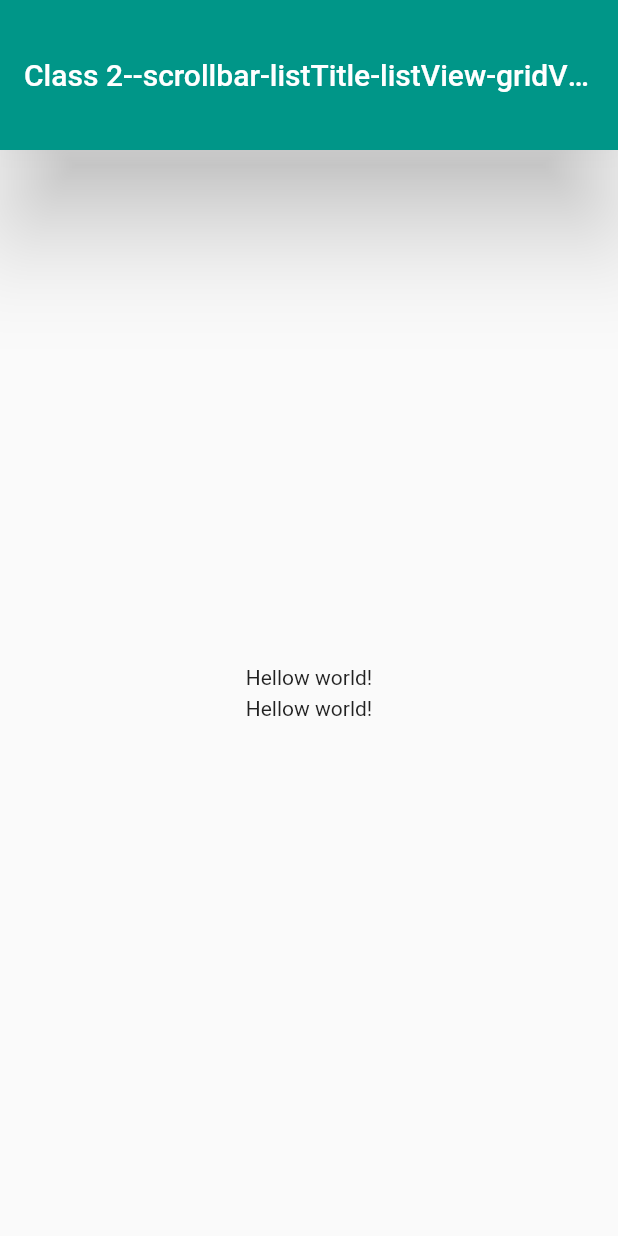
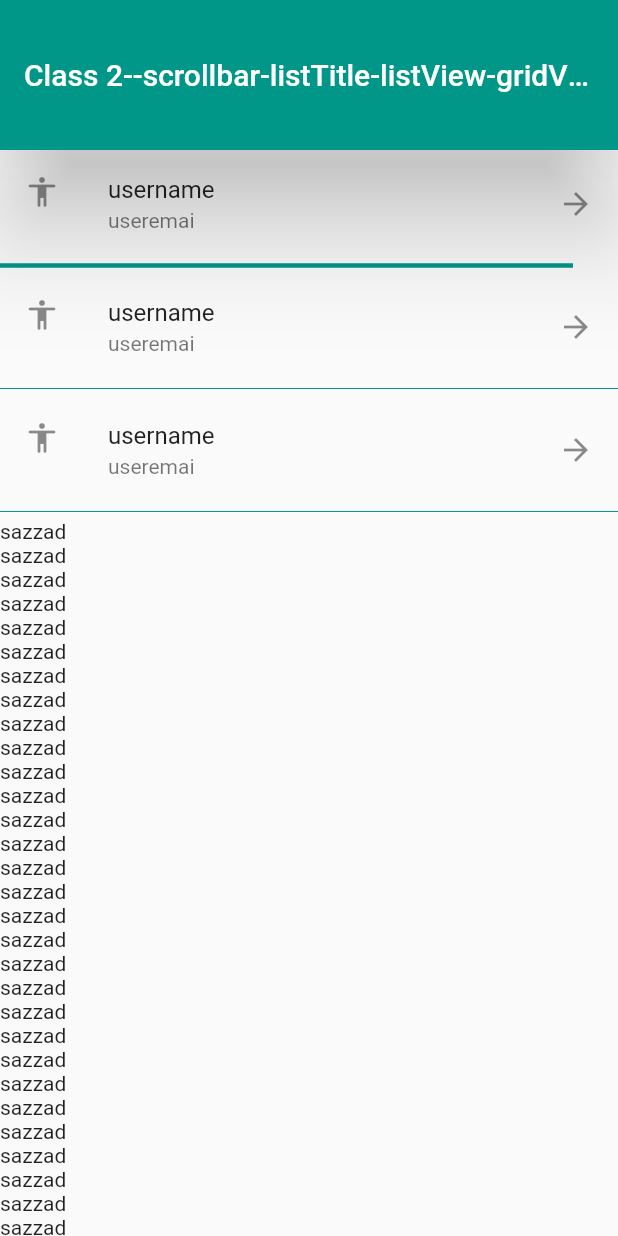
Before and after one commit to Sazzad-Hossain-Sobuj/Ostad_Flutter_Batch_04_Module_5_8, a Flutter app: the screen it shows after launch, on a phone screen of 412 x 824 dp. Run offline on Flutter 3.47's test engine with Material 2 defaults, Android fonts, the phone set to English and light mode, and no system bars; missing offline and left inert: dart:html.

Commit message:
m6 class1 gesturDetector gridView listView scrolba

```diff
--- a/Module_6/module_6_exercises/m6_class1_scollbar_list_tile_listView_gridview_inkwell/lib/home_screen.dart
+++ b/Module_6/module_6_exercises/m6_class1_scollbar_list_tile_listView_gridview_inkwell/lib/home_screen.dart
@@ -14,32 +14,127 @@ class HomeScreen extends StatelessWidget{
         elevation: 30,
       ),
 
-      body: Center(
-        child: Column(
-          mainAxisAlignment: MainAxisAlignment.center,
+      /*body: ListView(
+        scrollDirection: Axis.vertical,
+        children: [
+          Text('sazzad'),
+          Text('sazzad'),
+          Text('sazzad'),
+          Text('sazzad'),
+          Text('sazzad'),
+          Text('sazzad'),
+          Text('sazzad'),
+          Text('sazzad'),
+          Text('sazzad'),
+          Text('sazzad'),
+          Text('sazzad'),
+          Text('sazzad'),
+          Text('sazzad'),
+          Text('sazzad'),
+          Text('sazzad'),
+          Text('sazzad'),
+          Text('sazzad'),
+          Text('sazzad'),
+          Text('sazzad'),
+          Text('sazzad'),
+          Text('sazzad'),
+          Text('sazzad'),
+          Text('sazzad'),
+          Text('sazzad'),
+          Text('sazzad'),
+          Text('sazzad'),
+          Text('sazzad'),
+          Text('sazzad'),
+          Text('sazzad'),
+          Text('sazzad'),
+          Text('sazzad'),
+          Text('sazzad'),
+          Text('sazzad'),
+
+
+
+        ],
+      ),*/
+      body: Scrollbar(
+        thickness: 10,
+        radius: Radius.circular(10),
+        child: ListView(
           children: [
-            GestureDetector(
+            ListTile(
+              title: Text('username'),
+              subtitle: Text('useremai'),
+              leading: Icon(Icons.accessibility_rounded),
+              trailing: Icon(Icons.arrow_forward_outlined),
               onTap: (){
-                print('tapped on hello world');
+                print('list style pressed');
               },
-              onDoubleTap: (){
-                print('double tapped on hello world');
+            ),
+            Divider(
+              height: 10,
+              thickness: 3,
+              color: Colors.teal,
+              endIndent: 30,
+            ),
+            ListTile(
+              title: Text('username'),
+              subtitle: Text('useremai'),
+              leading: Icon(Icons.accessibility_rounded),
+              trailing: Icon(Icons.arrow_forward_outlined),
+              onTap: (){
+                print('list style pressed');
               },
-              child: Text('Hellow world!'),
             ),
-            SizedBox(height: 5),
-            InkWell(
-              hoverColor: Colors.teal,
-              borderRadius: BorderRadius.circular(3),
+            Divider(
+              height: 10,
+              color: Colors.teal,
+            ),
+            ListTile(
+              title: Text('username'),
+              subtitle: Text('useremai'),
+              leading: Icon(Icons.accessibility_rounded),
+              trailing: Icon(Icons.arrow_forward_outlined),
               onTap: (){
-                print('tapped on hello world');
+                print('list style pressed');
               },
-              onDoubleTap: (){
-                print('double tapped on hello world');
-              },
-              child: Text('Hellow world!'),
             ),
-
+            Divider(
+              height: 10,
+              color: Colors.teal,
+            ),
+            Text('sazzad'),
+            Text('sazzad'),
+            Text('sazzad'),
+            Text('sazzad'),
+            Text('sazzad'),
+            Text('sazzad'),
+            Text('sazzad'),
+            Text('sazzad'),
+            Text('sazzad'),
+            Text('sazzad'),
+            Text('sazzad'),
+            Text('sazzad'),
+            Text('sazzad'),
+            Text('sazzad'),
+            Text('sazzad'),
+            Text('sazzad'),
+            Text('sazzad'),
+            Text('sazzad'),
+            Text('sazzad'),
+            Text('sazzad'),
+            Text('sazzad'),
+            Text('sazzad'),
+            Text('sazzad'),
+            Text('sazzad'),
+            Text('sazzad'),
+            Text('sazzad'),
+            Text('sazzad'),
+            Text('sazzad'),
+            Text('sazzad'),
+            Text('sazzad'),
+            Text('sazzad'),
+            Text('sazzad'),
+            Text('sazzad'),
+            Text('sazzad'),
           ],
         ),
       ),
```
